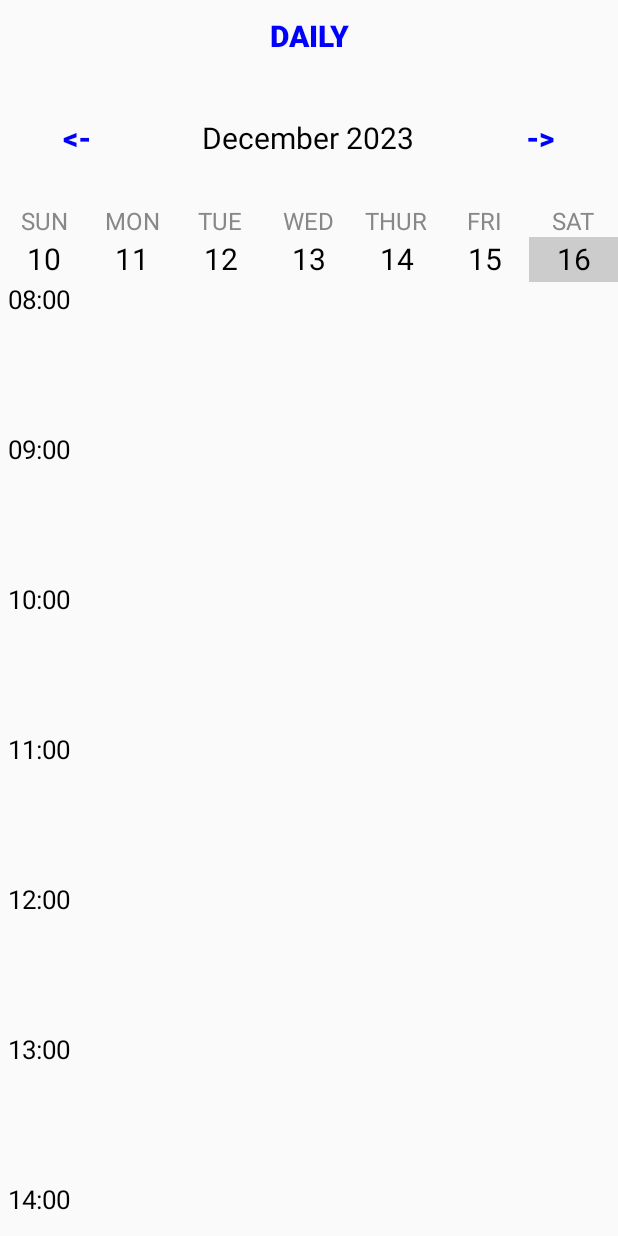
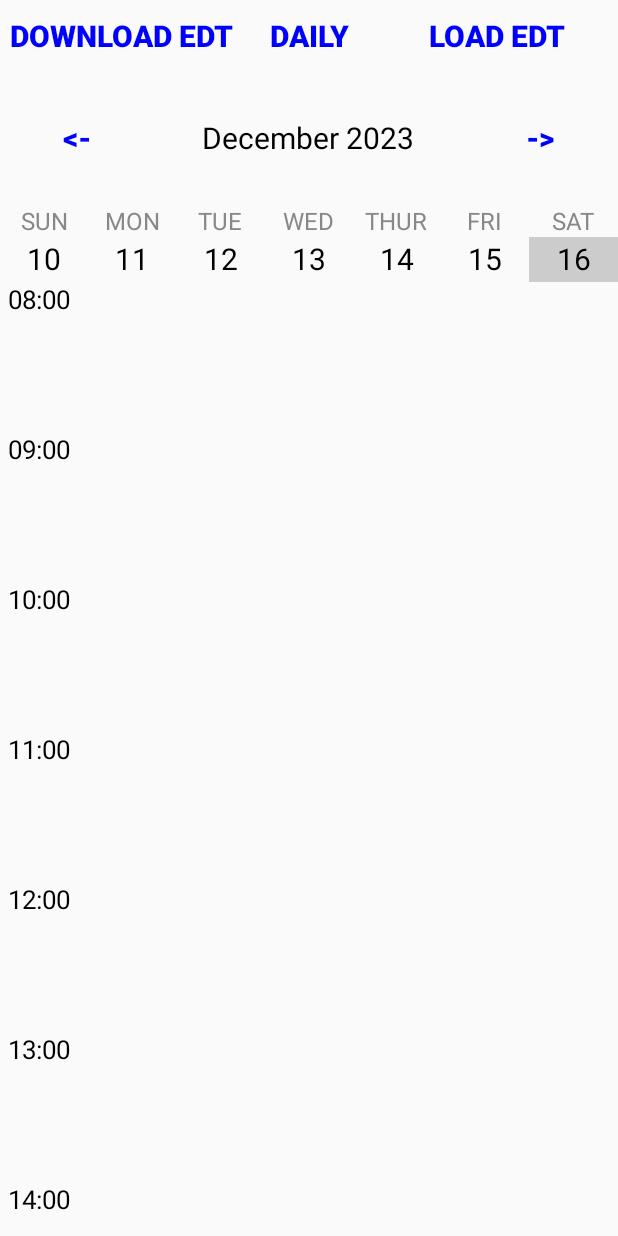
Before and after one commit to eliot-leguy/TimetableApp, an Android app: the WeekViewActivity screen opened directly, with no data from a screen before it, on a phone screen of 412 x 824 dp. Run offline under Robolectric (Android 15) with nearby library versions, the phone set to English and light mode, and no system bars; 15 statements that could not run were skipped.

Commit message:
Added the load EDT and download EDT buttons to the WeekViewActivity

```diff
--- a/app/src/main/java/perso/edt1/WeekViewActivity.java
+++ b/app/src/main/java/perso/edt1/WeekViewActivity.java
@@ -7,6 +7,7 @@ import androidx.appcompat.content.res.AppCompatResources;
 import androidx.recyclerview.widget.GridLayoutManager;
 import androidx.recyclerview.widget.RecyclerView;
 
+import android.content.Context;
 import android.content.Intent;
 import android.graphics.drawable.Drawable;
 import android.os.Bundle;
@@ -16,6 +17,7 @@ import android.view.ViewGroup;
 import android.widget.LinearLayout;
 import android.widget.ScrollView;
 import android.widget.TextView;
+import android.widget.Toast;
 
 import java.time.Duration;
 import java.time.LocalDate;
@@ -24,6 +26,7 @@ import java.util.ArrayList;
 
 import static perso.edt1.CalendarUtils.daysInWeekArray;
 import static perso.edt1.CalendarUtils.monthYearFromDate;
+import static perso.edt1.LoadXMLedt.loadEdt;
 
 public class WeekViewActivity extends AppCompatActivity implements CalendarAdapter.OnItemListener
 {
@@ -404,4 +407,15 @@ public class WeekViewActivity extends AppCompatActivity implements CalendarAdapt
     private void hideEvent(LinearLayout eventCell) {
         eventCell.setVisibility(View.GONE);
     }
+
+    public void downloadEDT_action(View view) {
+        Toast.makeText(this, "Downloading Edt", Toast.LENGTH_SHORT).show();
+        String url = "https://edt.univ-nantes.fr/chantrerie-gavy/g914391.xml";
+        new UrlRequests(this).execute(url);
+    }
+
+    public void loadEDT_action(View view) {
+        Toast.makeText(this, "Loading Edt", Toast.LENGTH_SHORT).show();
+        loadEdt(this.getDir("edtDir", Context.MODE_PRIVATE), this);
+    }
 }
--- a/app/src/main/res/layout/activity_week_view.xml
+++ b/app/src/main/res/layout/activity_week_view.xml
@@ -6,6 +6,23 @@
     android:layout_height="match_parent"
     android:orientation="vertical"
     tools:context=".WeekViewActivity">
+
+    <LinearLayout
+        android:layout_width="match_parent"
+        android:layout_height="wrap_content"
+        android:orientation="horizontal">
+
+        <Button
+            android:layout_width="0dp"
+            android:layout_weight="1"
+            android:layout_height="wrap_content"
+            android:layout_gravity="center"
+            android:background="@null"
+            android:onClick="downloadEDT_action"
+            android:text="Download EDT"
+            android:textColor="@color/blue"
+            android:textSize="20sp"
+            android:textStyle="bold" />
 
         <Button
             android:layout_width="wrap_content"
@@ -17,6 +34,21 @@
             android:textStyle="bold"
             android:onClick="dailyAction"
             android:textSize="20sp"/>
+
+        <Button
+            android:layout_width="0dp"
+            android:layout_weight="1"
+            android:layout_height="wrap_content"
+            android:layout_gravity="center"
+            android:background="@null"
+            android:onClick="loadEDT_action"
+            android:text="Load EDT"
+            android:textColor="@color/blue"
+            android:textSize="20sp"
+            android:textStyle="bold" />
+
+    </LinearLayout>
+
 
     <LinearLayout
         android:layout_width="match_parent"
```
Lines whose indentation alone changed are shown as unchanged.
